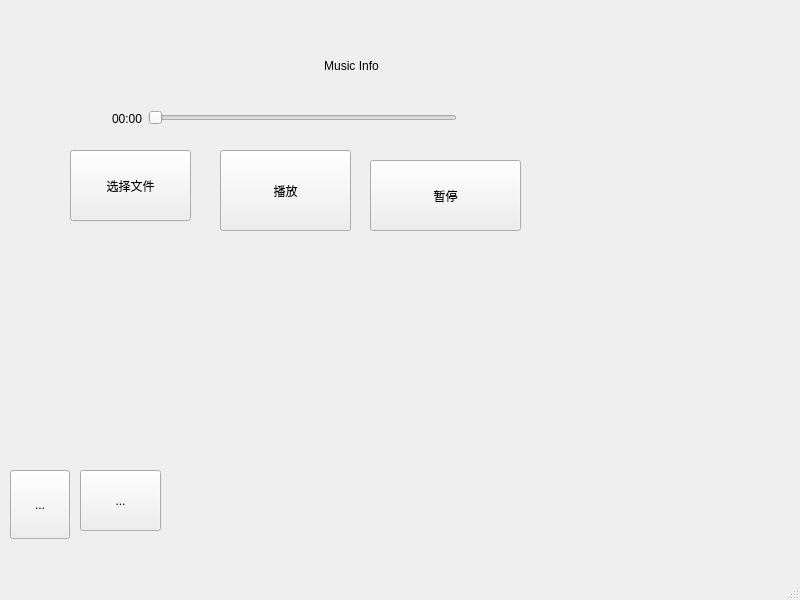
wutayiguo/MusicPlayer, file MusicPlayer/mainwindow.ui: the form before one commit.
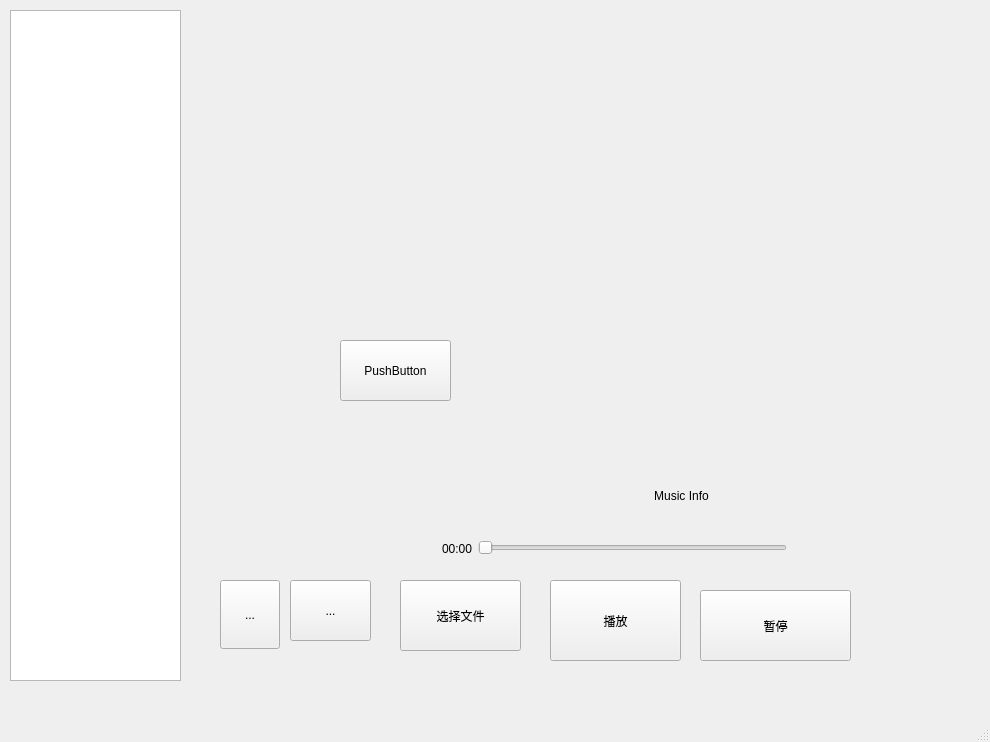
The form after the commit.

Diff of the .ui file:
```diff
--- a/MusicPlayer/mainwindow.ui
+++ b/MusicPlayer/mainwindow.ui
@@ -6,8 +6,8 @@
    <rect>
     <x>0</x>
     <y>0</y>
-    <width>800</width>
-    <height>600</height>
+    <width>990</width>
+    <height>742</height>
    </rect>
   </property>
   <property name="windowTitle">
@@ -17,8 +17,8 @@
    <widget class="QToolButton" name="tbOpen">
     <property name="geometry">
      <rect>
-      <x>80</x>
-      <y>470</y>
+      <x>290</x>
+      <y>580</y>
       <width>81</width>
       <height>61</height>
      </rect>
@@ -30,8 +30,8 @@
    <widget class="QToolButton" name="tbPlay">
     <property name="geometry">
      <rect>
-      <x>10</x>
-      <y>470</y>
+      <x>220</x>
+      <y>580</y>
       <width>60</width>
       <height>69</height>
      </rect>
@@ -67,8 +67,8 @@
    <widget class="QLabel" name="labPlayDurat">
     <property name="geometry">
      <rect>
-      <x>112</x>
-      <y>95</y>
+      <x>442</x>
+      <y>525</y>
       <width>30</width>
       <height>47</height>
      </rect>
@@ -80,8 +80,8 @@
    <widget class="QSlider" name="slider">
     <property name="geometry">
      <rect>
-      <x>148</x>
-      <y>107</y>
+      <x>478</x>
+      <y>537</y>
       <width>309</width>
       <height>22</height>
      </rect>
@@ -93,8 +93,8 @@
    <widget class="QLabel" name="labMusicInfo">
     <property name="geometry">
      <rect>
-      <x>160</x>
-      <y>60</y>
+      <x>490</x>
+      <y>490</y>
       <width>383</width>
       <height>12</height>
      </rect>
@@ -115,8 +115,8 @@
    <widget class="QPushButton" name="pushButton_select">
     <property name="geometry">
      <rect>
-      <x>70</x>
-      <y>150</y>
+      <x>400</x>
+      <y>580</y>
       <width>121</width>
       <height>71</height>
      </rect>
@@ -128,8 +128,8 @@
    <widget class="QPushButton" name="pushButton_play">
     <property name="geometry">
      <rect>
-      <x>220</x>
-      <y>150</y>
+      <x>550</x>
+      <y>580</y>
       <width>131</width>
       <height>81</height>
      </rect>
@@ -141,8 +141,8 @@
    <widget class="QPushButton" name="pushButton_pause">
     <property name="geometry">
      <rect>
-      <x>370</x>
-      <y>160</y>
+      <x>700</x>
+      <y>590</y>
       <width>151</width>
       <height>71</height>
      </rect>
@@ -151,6 +151,29 @@
      <string>暂停</string>
     </property>
    </widget>
+   <widget class="QPushButton" name="pushButton_test">
+    <property name="geometry">
+     <rect>
+      <x>340</x>
+      <y>340</y>
+      <width>111</width>
+      <height>61</height>
+     </rect>
+    </property>
+    <property name="text">
+     <string>PushButton</string>
+    </property>
+   </widget>
+   <widget class="QListWidget" name="listWidget_musicList">
+    <property name="geometry">
+     <rect>
+      <x>10</x>
+      <y>10</y>
+      <width>171</width>
+      <height>671</height>
+     </rect>
+    </property>
+   </widget>
   </widget>
   <widget class="QMenuBar" name="menubar">
    <property name="geometry">
```
Left out of the diff: 2 changed lines with no effect on the pictures.
